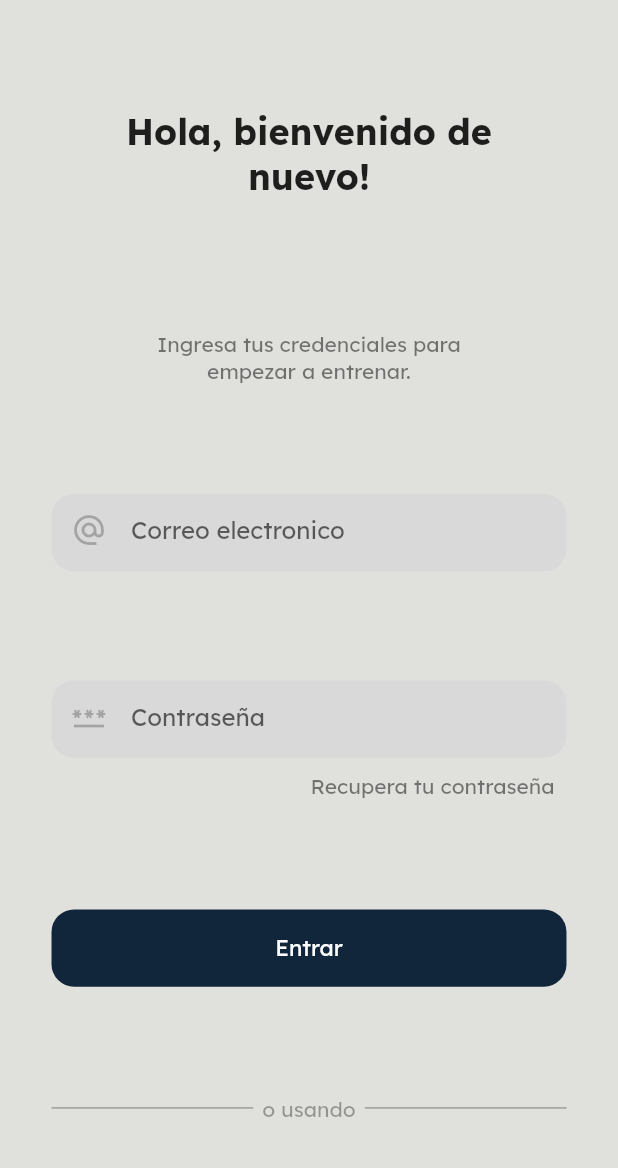
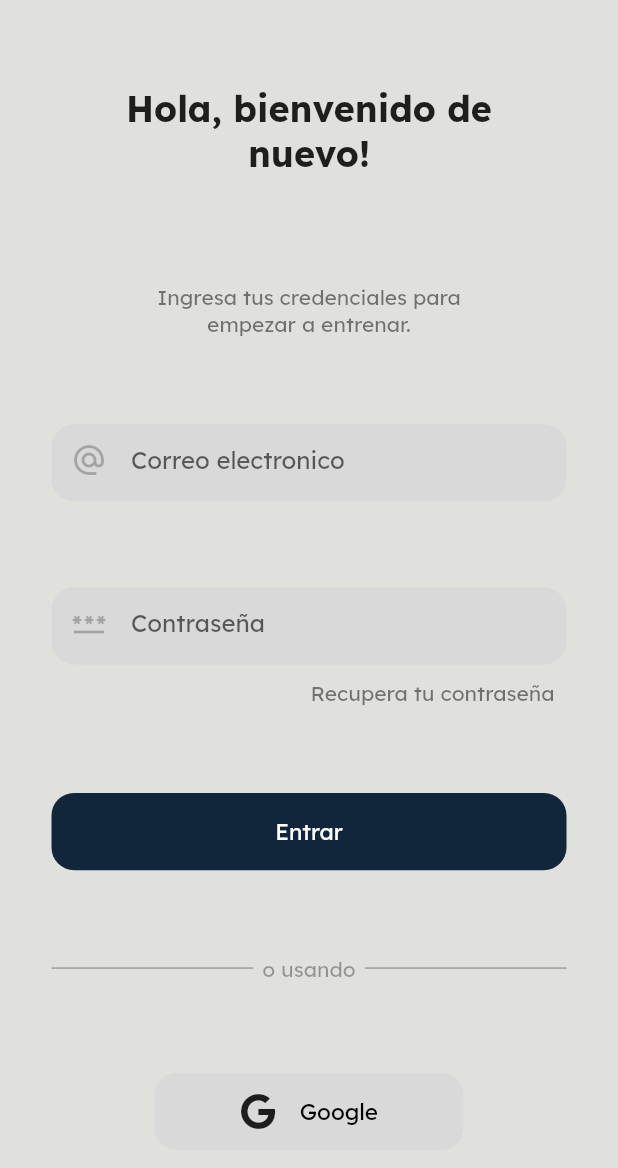
Before and after one commit to nparra-code/trainxercise, a Flutter app: the screen it shows after launch, after a tap on "Ingresar", on a phone screen of 412 x 824 dp. Shown: the top 1168 px of the screen. Run offline on Flutter 3.47's test engine with Material 2 defaults, Android fonts, the phone set to English and light mode, and no system bars; our stand-ins replace bloc, equatable, firebase_auth, firebase_core, flutter_bloc, font_awesome_flutter and 2 more; missing offline and left inert: flame; accounts and stored records are empty.

Commit message:
finishing login logic

```diff
--- a/lib/app.dart
+++ b/lib/app.dart
@@ -6,18 +6,21 @@ import 'package:trainxercise/authentication/bloc/authentication_bloc.dart';
 import 'package:trainxercise/ui/screens/introduction_screen.dart';
 
 class AppMaterial extends StatelessWidget {
-  const AppMaterial({super.key});
+  final AuthenticationRepository _authenticationRepository;
+
+  const AppMaterial(
+      {super.key, required AuthenticationRepository authenticationRepository})
+      : _authenticationRepository = authenticationRepository;
 
   @override
   Widget build(BuildContext context) {
     SystemChrome.setSystemUIOverlayStyle(
         const SystemUiOverlayStyle(statusBarColor: Colors.transparent));
-    return RepositoryProvider(
-      create: (context) => AuthenticationRepository(),
+    return RepositoryProvider.value(
+      value: _authenticationRepository,
       child: BlocProvider(
-        create: (context) => AuthenticationBloc(
-            authenticationRepository:
-                RepositoryProvider.of<AuthenticationRepository>(context)),
+        create: (_) => AuthenticationBloc(
+            authenticationRepository: _authenticationRepository),
         child: MaterialApp(
           title: 'Trainxercise',
           theme: ThemeData(
--- /dev/null
+++ b/lib/authentication/login/login_page.dart
@@ -0,0 +1,21 @@
+import 'package:authentication_repository/authentication_repository.dart';
+import 'package:flutter/material.dart';
+import 'package:flutter_bloc/flutter_bloc.dart';
+import 'package:trainxercise/authentication/login/login_cubit.dart';
+import 'package:trainxercise/ui/screens/login_screen.dart';
+
+class LoginPage extends StatelessWidget {
+  const LoginPage({super.key});
+
+  static Page<void> page() => const MaterialPage<void>(child: LoginPage());
+
+  @override
+  Widget build(BuildContext context) {
+    return Scaffold(
+      body: BlocProvider(
+          create: (_) => LoginCubit(context.read<AuthenticationRepository>()),
+          child: const LoginScreen(),
+        ),
+    );
+  }
+}
--- /dev/null
+++ b/lib/authentication/login/login_state.dart
@@ -0,0 +1,36 @@
+part of 'login_cubit.dart';
+
+final class LoginState extends Equatable {
+  const LoginState({
+    this.email = const Email.pure(),
+    this.password = const Password.pure(),
+    this.status = FormzSubmissionStatus.initial,
+    this.isValid = false,
+    this.errorMessage,
+  });
+
+  final Email email;
+  final Password password;
+  final FormzSubmissionStatus status;
+  final bool isValid;
+  final String? errorMessage;
+
+  @override
+  List<Object?> get props => [email, password, status, isValid, errorMessage];
+
+  LoginState copyWith({
+    Email? email,
+    Password? password,
+    FormzSubmissionStatus? status,
+    bool? isValid,
+    String? errorMessage,
+  }) {
+    return LoginState(
+      email: email ?? this.email,
+      password: password ?? this.password,
+      status: status ?? this.status,
+      isValid: isValid ?? this.isValid,
+      errorMessage: errorMessage ?? this.errorMessage,
+    );
+  }
+}
--- a/lib/authentication/models/email.dart
+++ b/lib/authentication/models/email.dart
@@ -1,13 +1,20 @@
 import 'package:formz/formz.dart';
 
+/// Validation errors for the [Email] [FormzInput].
 enum EmailValidationError {
+  /// Generic invalid error.
   invalid
 }
 
-class Email extends FormzInput<String, EmailValidationError>{
+/// {@template email}
+/// Form input for an email input.
+/// {@endtemplate}
+class Email extends FormzInput<String, EmailValidationError> {
+  /// {@macro email}
   const Email.pure() : super.pure('');
 
-  const Email.dirty() : super.dirty('');
+  /// {@macro email}
+  const Email.dirty([super.value = '']) : super.dirty();
 
   static final RegExp _emailRegExp = RegExp(
     r'^[a-zA-Z0-9.!#$%&’*+/=?^_`{|}~-]+@[a-zA-Z0-9-]+(?:\.[a-zA-Z0-9-]+)*$',
--- a/lib/main.dart
+++ b/lib/main.dart
@@ -14,7 +14,9 @@ void main() async {
   final authenticationRepository = AuthenticationRepository();
   await authenticationRepository.user.first;
 
-  runApp(const AppMaterial());
+  print("starting to run project");
+
+  runApp(AppMaterial(authenticationRepository: authenticationRepository));
 }
 
 class AppBlocObserver extends BlocObserver {
@@ -24,7 +26,7 @@ class AppBlocObserver extends BlocObserver {
   @override
   void onChange(BlocBase<dynamic> bloc, Change<dynamic> change) {
     super.onChange(bloc, change);
-    if (bloc is Cubit) print(change);
+    //if (bloc is Cubit) print(change);
   }
 
   @override
@@ -33,6 +35,6 @@ class AppBlocObserver extends BlocObserver {
       Transition<dynamic, dynamic> transition,
       ) {
     super.onTransition(bloc, transition);
-    print(transition);
+    //print(transition);
   }
 }
--- a/lib/ui/screens/introduction_screen.dart
+++ b/lib/ui/screens/introduction_screen.dart
@@ -1,5 +1,5 @@
 import 'package:flutter/material.dart';
-import 'package:trainxercise/ui/screens/login_screen.dart';
+import 'package:trainxercise/authentication/login/login_page.dart';
 import 'package:trainxercise/ui/widgets/large_button_widget.dart';
 import 'package:trainxercise/ui/widgets/text_widget.dart';
 import 'package:trainxercise/ui/widgets/title_widget.dart';
@@ -67,7 +67,7 @@ class _IntroductionScreenState extends State<IntroductionScreen> {
                         Navigator.push(
                             context,
                             MaterialPageRoute(
-                                builder: (context) => const LoginScreen()));
+                                builder: (context) => const LoginPage()));
                       },
                       textColor: Colors.black,
                     ),
--- a/lib/ui/screens/login_screen.dart
+++ b/lib/ui/screens/login_screen.dart
@@ -1,6 +1,11 @@
 import 'package:flutter/material.dart';
+import 'package:flutter_bloc/flutter_bloc.dart';
+import 'package:font_awesome_flutter/font_awesome_flutter.dart';
+import 'package:formz/formz.dart';
+import 'package:trainxercise/authentication/login/login_cubit.dart';
 import 'package:trainxercise/ui/widgets/large_button_widget.dart';
 import 'package:trainxercise/ui/widgets/large_form_field.dart';
+import 'package:trainxercise/ui/widgets/subtitle_widget.dart';
 import 'package:trainxercise/ui/widgets/text_widget.dart';
 import 'package:trainxercise/ui/widgets/title_widget.dart';
 
@@ -11,14 +16,27 @@ class LoginScreen extends StatelessWidget {
   Widget build(BuildContext context) {
     double devHeight = MediaQuery.sizeOf(context).height;
     double devWidth = MediaQuery.sizeOf(context).width;
-    return Scaffold(
+    return BlocListener<LoginCubit, LoginState>(
+      listener: (context, state) {
+        if (state.status.isFailure) {
+          ScaffoldMessenger.of(context)
+            ..hideCurrentSnackBar()
+            ..showSnackBar(
+              SnackBar(
+                content: Text(state.errorMessage ?? 'Authentication Failure'),
+              ),
+            );
+        }
+      },
+      child: Scaffold(
         body: Center(
           child: Column(
             mainAxisAlignment: MainAxisAlignment.spaceEvenly,
             children: [
               SizedBox(
                   width: devWidth * 0.6,
-                child: const TitleWidget(title: 'Hola, bienvenido de nuevo!')),
+                  child:
+                      const TitleWidget(title: 'Hola, bienvenido de nuevo!')),
               Container(
                 width: devWidth * 0.5,
                 margin: const EdgeInsets.only(top: 15),
@@ -28,17 +46,19 @@ class LoginScreen extends StatelessWidget {
                   opacity: 0.5,
                 ),
               ),
-            const LargeFormField(
+              /*const LargeFormField(
                   hint: 'Correo electronico',
                   icon: Icon(Icons.alternate_email),
-                checkIfPassword: false),
+                  checkIfPassword: false),*/
+              _EmailInput(),
               Column(
                 children: [
-                const LargeFormField(
+                  /*const LargeFormField(
                     hint: 'Contraseña',
                     icon: Icon(Icons.password),
                     checkIfPassword: true,
-                ),
+                  ),*/
+                  _PasswordInput(),
                   Container(
                     margin: EdgeInsets.only(
                         top: devHeight * 0.0125, left: devWidth * 0.4),
@@ -52,10 +72,11 @@ class LoginScreen extends StatelessWidget {
                   ),
                 ],
               ),
-            LargeButtonWidget(
+              /*LargeButtonWidget(
                   title: 'Entrar',
                   buttonColor: Theme.of(context).colorScheme.primary,
-                textColor: Colors.white),
+                  textColor: Colors.white),*/
+              _LoginButton(),
               Stack(
                 children: [
                   Divider(
@@ -76,10 +97,98 @@ class LoginScreen extends StatelessWidget {
                           textAlign: TextAlign.center,
                           opacity: 0.35))
                 ],
-            )
+              ),
+              _GoogleLoginButton()
             ],
+          ),
         ),
       ),
     );
   }
 }
+
+class _EmailInput extends StatelessWidget {
+  @override
+  Widget build(BuildContext context) {
+    return BlocBuilder<LoginCubit, LoginState>(
+      buildWhen: (previous, current) => previous.email != current.email,
+      builder: (context, state) {
+        return LargeFormField(
+            hint: 'Correo electronico',
+            icon: const Icon(Icons.alternate_email),
+            checkIfPassword: false,
+            formKey: const Key('loginForm_emailInput_textField'),
+            keyboardType: TextInputType.emailAddress,
+            onChanged: (email) =>
+                context.read<LoginCubit>().emailChanged(email));
+      },
+    );
+  }
+}
+
+class _PasswordInput extends StatelessWidget {
+  @override
+  Widget build(BuildContext context) {
+    return BlocBuilder<LoginCubit, LoginState>(
+      buildWhen: (previous, current) => previous.password != current.password,
+      builder: (context, state) {
+        return LargeFormField(
+            hint: 'Contraseña',
+            icon: const Icon(Icons.password),
+            checkIfPassword: true,
+            formKey: const Key('loginForm_passwordInput_textField'),
+            keyboardType: TextInputType.text,
+            onChanged: (password) =>
+                context.read<LoginCubit>().passwordChanged(password));
+      },
+    );
+  }
+}
+
+class _LoginButton extends StatelessWidget {
+  @override
+  Widget build(BuildContext context) {
+    return BlocBuilder<LoginCubit, LoginState>(
+      builder: (context, state) {
+        return state.status.isInProgress
+            ? const CircularProgressIndicator()
+            : LargeButtonWidget(
+                key: const Key('loginForm_continue_raisedButton'),
+                toDo: state.isValid
+                    ? () => context.read<LoginCubit>().logInWithCredentials()
+                    : null,
+                title: 'Entrar',
+                buttonColor: Theme.of(context).colorScheme.primary,
+                textColor: Colors.white);
+      },
+    );
+  }
+}
+
+class _GoogleLoginButton extends StatelessWidget {
+  @override
+  Widget build(BuildContext context) {
+    double devWidth = MediaQuery.sizeOf(context).width;
+    double devHeight = MediaQuery.sizeOf(context).height;
+    return InkWell(
+        key: const Key('loginForm_googleLogin_raisedButton'),
+        onTap: () => context.read<LoginCubit>().logInWithGoogle(),
+        child: Ink(
+          width: devWidth * 0.50,
+          height: devHeight * 0.0625,
+          decoration: const BoxDecoration(
+              color: Color.fromRGBO(217, 217, 217, 1),
+              borderRadius: BorderRadius.all(Radius.circular(15))),
+          child: Center(
+              child: SizedBox(
+                  width: devWidth * 0.30,
+                  child: const Row(
+                    mainAxisAlignment: MainAxisAlignment.spaceEvenly,
+                    children: [
+                      Icon(FontAwesomeIcons.google),
+                      SubtitleWidget(subtitle: "Google", color: Colors.black),
+                    ],
+                  ))),
+        ));
+  }
+}
--- a/lib/ui/widgets/large_button_widget.dart
+++ b/lib/ui/widgets/large_button_widget.dart
@@ -6,9 +6,10 @@ class LargeButtonWidget extends StatefulWidget {
   final Function()? toDo;
   final Color buttonColor;
   final Color textColor;
+  final Key? buttonKey;
 
   const LargeButtonWidget(
-      {super.key, required this.title, this.toDo, required this.buttonColor, required this.textColor});
+      {super.key, required this.title, this.toDo, required this.buttonColor, required this.textColor, this.buttonKey});
 
   @override
   State<LargeButtonWidget> createState() => _LargeButtonWidgetState();
@@ -20,6 +21,7 @@ class _LargeButtonWidgetState extends State<LargeButtonWidget> {
     double devHeight = MediaQuery.sizeOf(context).height;
     double devWidth = MediaQuery.sizeOf(context).width;
     return InkWell(
+      key: widget.buttonKey,
       onTap: widget.toDo,
       child: Ink(
         width: devWidth * 0.8333,
--- a/lib/ui/widgets/large_form_field.dart
+++ b/lib/ui/widgets/large_form_field.dart
@@ -4,7 +4,21 @@ class LargeFormField extends StatefulWidget {
   final String hint;
   final Icon icon;
   final bool checkIfPassword;
-  const LargeFormField({super.key, required this.hint, required this.icon, required this.checkIfPassword});
+
+  const LargeFormField(
+      {super.key,
+      required this.hint,
+      required this.icon,
+      required this.checkIfPassword,
+      required this.formKey,
+      this.onChanged,
+      required this.keyboardType});
+
+  final Key? formKey;
+
+  final void Function(String)? onChanged;
+
+  final TextInputType keyboardType;
 
   @override
   State<LargeFormField> createState() => _LargeFormFieldState();
@@ -16,24 +30,25 @@ class _LargeFormFieldState extends State<LargeFormField> {
     double devHeight = MediaQuery.sizeOf(context).height;
     double devWidth = MediaQuery.sizeOf(context).width;
     return Container(
-      height: devHeight*0.0625,
-      width: devWidth*0.8333,
-      padding: EdgeInsets.only(left: 13, right: 13),
+        height: devHeight * 0.0625,
+        width: devWidth * 0.8333,
+        padding: const EdgeInsets.only(left: 13, right: 13),
         decoration: const BoxDecoration(
             color: Color.fromRGBO(217, 217, 217, 1),
-        borderRadius: BorderRadius.all(Radius.circular(15))
-      ),
+            borderRadius: BorderRadius.all(Radius.circular(15))),
         child: TextFormField(
           autocorrect: false,
           obscureText: widget.checkIfPassword,
-        cursorRadius: Radius.circular(15),
+          cursorRadius: const Radius.circular(15),
           decoration: InputDecoration(
             border: InputBorder.none,
             icon: widget.icon,
-          iconColor: Color.fromRGBO(0,0,0,0.25),
+            iconColor: const Color.fromRGBO(0, 0, 0, 0.25),
             hintText: widget.hint,
           ),
-      )
-    );
+          key: widget.formKey,
+          onChanged: widget.onChanged,
+          keyboardType: widget.keyboardType,
+        ));
   }
 }
--- a/packages/authentication_repository/lib/src/authentication_repository.dart
+++ b/packages/authentication_repository/lib/src/authentication_repository.dart
@@ -1,6 +1,4 @@
 import 'dart:async';
-import 'dart:html';
-import 'dart:io';
 
 import 'package:authentication_repository/authentication_repository.dart';
 import 'package:firebase_auth/firebase_auth.dart' as firebase_auth;
@@ -8,7 +6,6 @@ import 'package:flame/cache.dart';
 import 'package:flutter/foundation.dart' show kIsWeb;
 import 'package:google_sign_in/google_sign_in.dart';
 import 'package:meta/meta.dart';
-import 'package:path_provider/path_provider.dart';
 
 class SignUpWithEmailAndPasswordFailure implements Exception {
   final String message;
--- a/pubspec.yaml
+++ b/pubspec.yaml
@@ -45,6 +45,8 @@ dependencies:
   # The following adds the Cupertino Icons font to your application.
   # Use with the CupertinoIcons class for iOS style icons.
   cupertino_icons: ^1.0.2
+  form_input: ^0.1.1
+  font_awesome_flutter: ^10.5.0
 
 dev_dependencies:
   bloc_test: ^9.1.0
```
Also changed, not shown: lib/authentication/login/login_cubit.dart (added, +71 -0 lines), packages/user_repository/pubspec.lock, pubspec.lock, 5 other files. Lines whose indentation alone changed are shown as unchanged.
